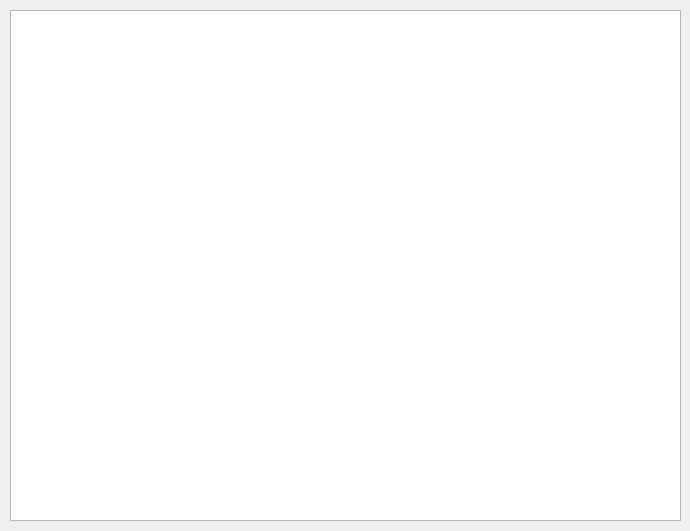
This is MonsterFactory/showhistory.ui in arty4325/IC2001-MonsterFactory as Qt 5 draws it before an edit. The edited form follows.
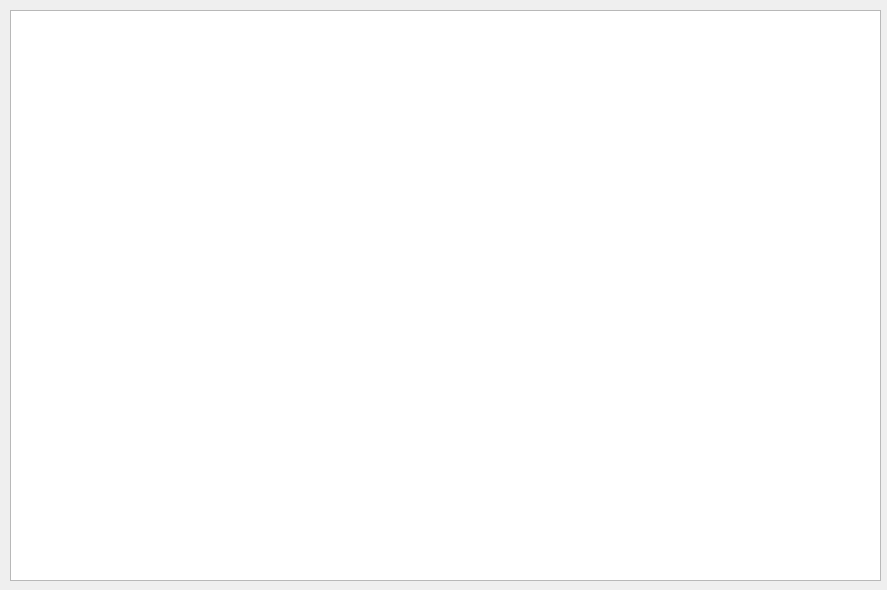
This is the edited form.

Diff of the .ui file:
```diff
--- a/MonsterFactory/showhistory.ui
+++ b/MonsterFactory/showhistory.ui
@@ -6,8 +6,8 @@
    <rect>
     <x>0</x>
     <y>0</y>
-    <width>690</width>
-    <height>531</height>
+    <width>887</width>
+    <height>590</height>
    </rect>
   </property>
   <property name="windowTitle">
@@ -18,8 +18,8 @@
     <rect>
      <x>10</x>
      <y>10</y>
-     <width>671</width>
-     <height>511</height>
+     <width>871</width>
+     <height>571</height>
     </rect>
    </property>
   </widget>
```
